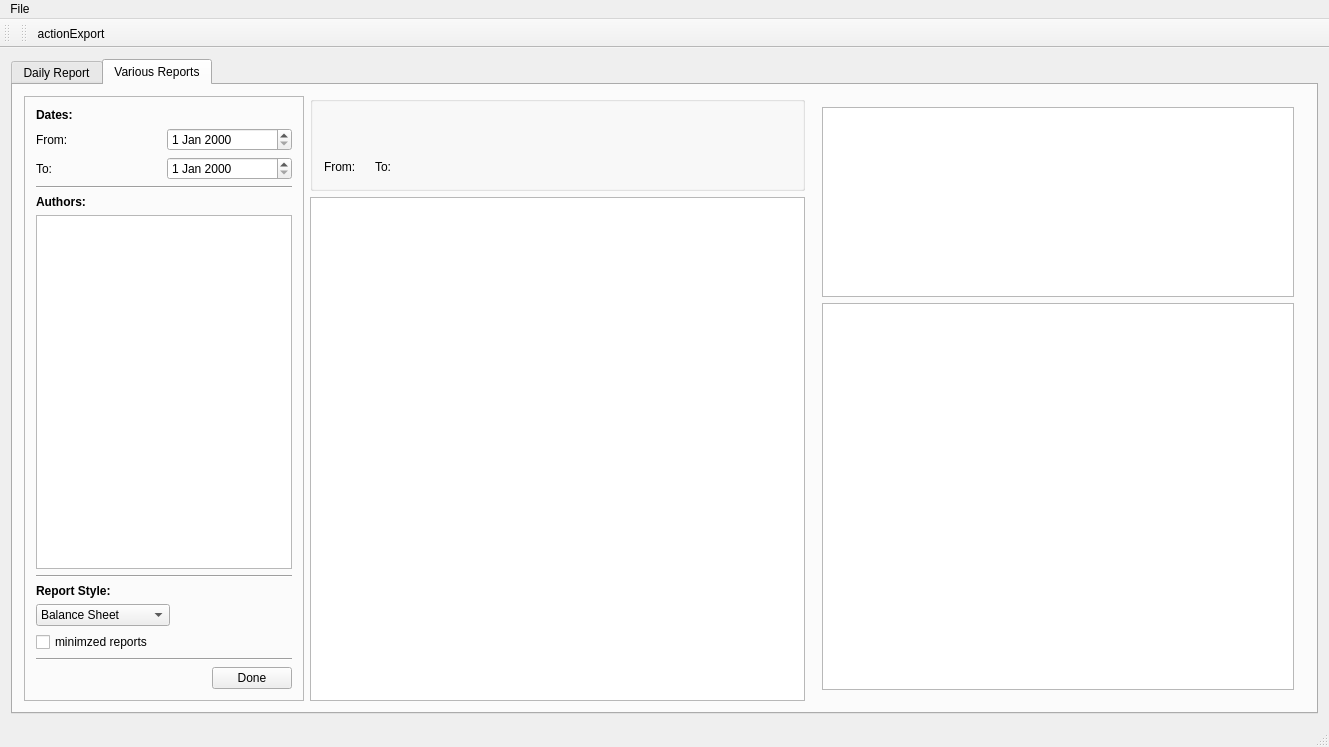
This is mainwindow.ui in michalis-git/SalesReportManager as Qt 5 draws it before an edit. The edited form follows.
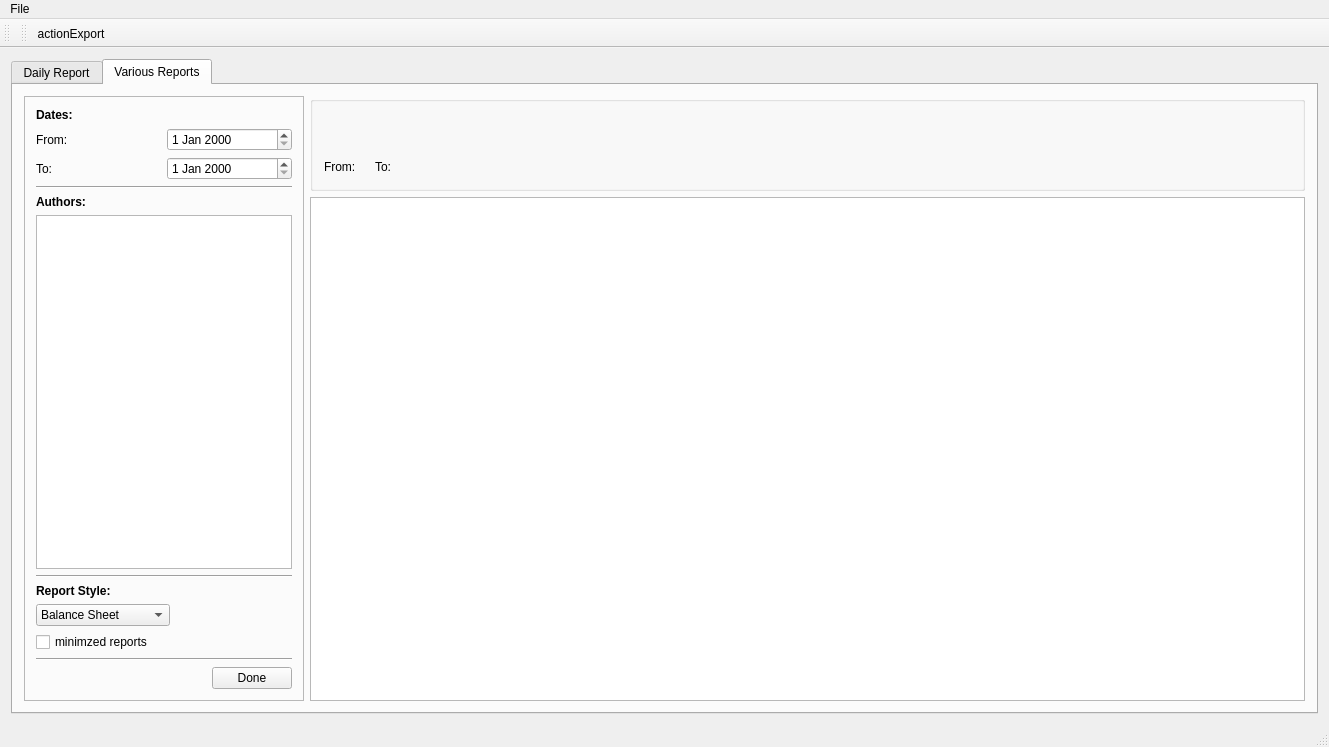
This is the edited form. Icons and pictures are not drawn.

Commit message: - subsidiary ledger inherits financial report class - inheritance used - code removed

What changed in the file:
```diff
--- a/mainwindow.ui
+++ b/mainwindow.ui
@@ -18,8 +18,8 @@
     <normaloff>:/new/images/appleDollar.png</normaloff>:/new/images/appleDollar.png</iconset>
   </property>
   <widget class="QWidget" name="centralWidget">
-   <layout class="QGridLayout" name="gridLayout_2">
-    <item row="0" column="0">
+   <layout class="QHBoxLayout" name="horizontalLayout_4">
+    <item>
      <widget class="QTabWidget" name="tabWidget">
       <property name="tabPosition">
        <enum>QTabWidget::North</enum>
@@ -394,44 +394,6 @@
           </item>
          </layout>
         </item>
-        <item>
-         <widget class="QWidget" name="widget" native="true">
-          <property name="minimumSize">
-           <size>
-            <width>300</width>
-            <height>0</height>
-           </size>
-          </property>
-          <layout class="QVBoxLayout" name="verticalLayout">
-           <item>
-            <widget class="QTextEdit" name="headerTextEdit">
-             <property name="minimumSize">
-              <size>
-               <width>0</width>
-               <height>0</height>
-              </size>
-             </property>
-             <property name="maximumSize">
-              <size>
-               <width>16777215</width>
-               <height>190</height>
-              </size>
-             </property>
-             <property name="textInteractionFlags">
-              <set>Qt::NoTextInteraction</set>
-             </property>
-            </widget>
-           </item>
-           <item>
-            <widget class="QTextEdit" name="tableTextEdit">
-             <property name="textInteractionFlags">
-              <set>Qt::NoTextInteraction</set>
-             </property>
-            </widget>
-           </item>
-          </layout>
-         </widget>
-        </item>
        </layout>
       </widget>
      </widget>
```
The commit also changes 9 other files.
